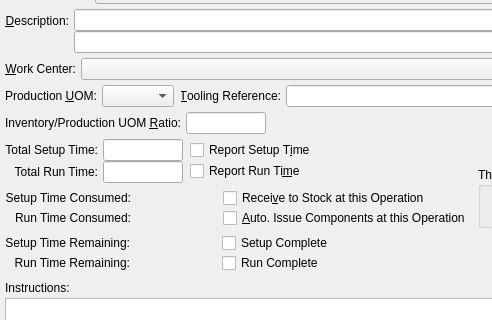
First picture: the form in xtuple/trunk/guiclient/woOperation.ui, repository WooodHead/xtuple, before the edit; both pictures show x 0 to 492 and y 115 to 435 of the 706 by 684 pixel window.
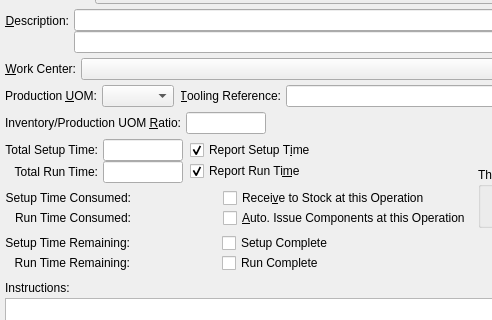
Second picture: the form after the edit. Custom widgets are drawn as their Qt base class.

Diff of the .ui file:
```diff
--- a/xtuple/trunk/guiclient/woOperation.ui
+++ b/xtuple/trunk/guiclient/woOperation.ui
@@ -684,6 +684,9 @@
                  <property name="shortcut" >
                   <string>Alt+I</string>
                  </property>
+                 <property name="checked" >
+                  <bool>true</bool>
+                 </property>
                 </widget>
                </item>
                <item>
@@ -720,6 +723,9 @@
                  <property name="shortcut" >
                   <string>Alt+M</string>
                  </property>
+                 <property name="checked" >
+                  <bool>true</bool>
+                 </property>
                 </widget>
                </item>
                <item>
```
Left out of the diff: 768 changed lines with no effect on the pictures.
